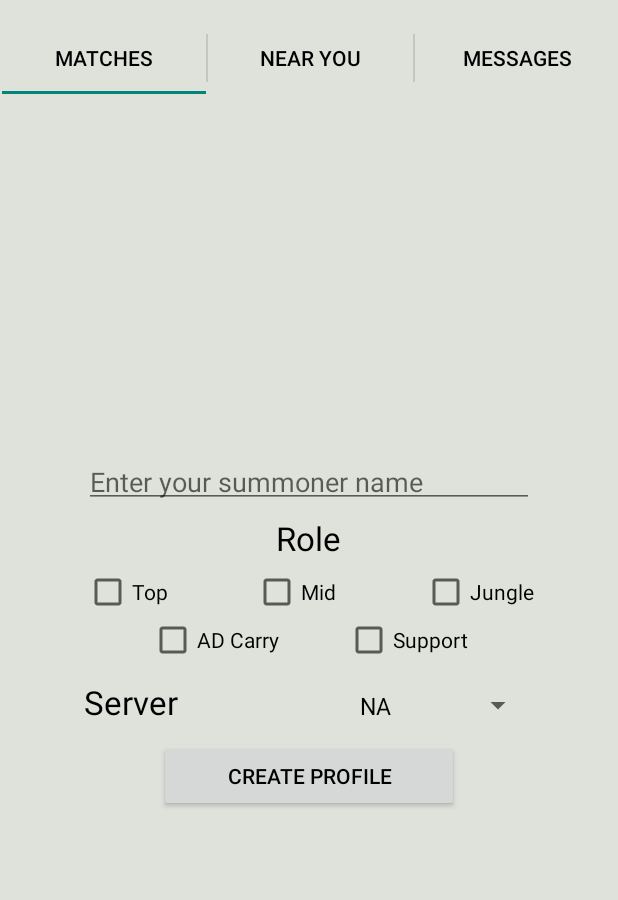
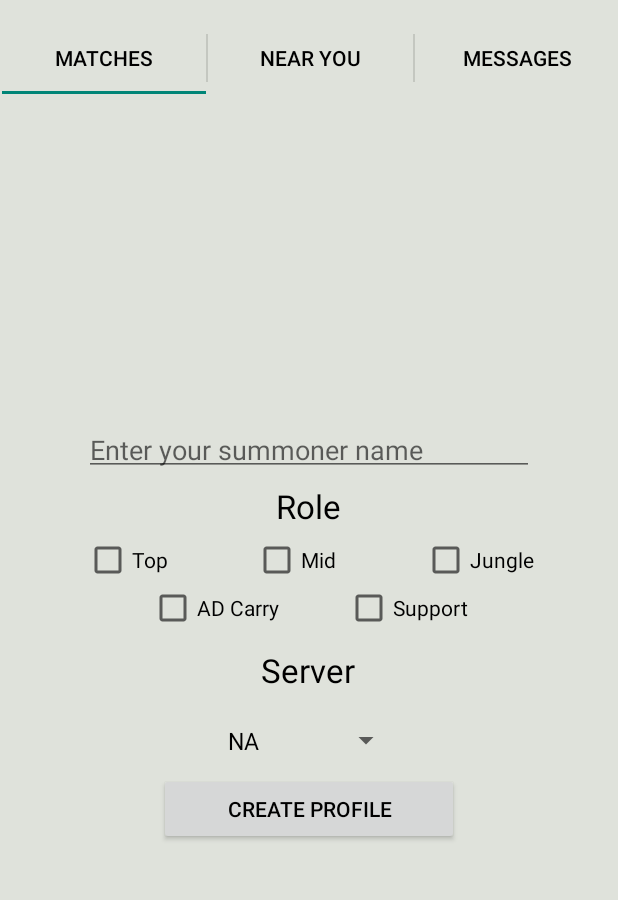
Before and after one commit to jmhwang7/Gamr, an Android app: the screen it shows after launch (FindGamesActivity), in the options menu, after a tap on "Settings", on a phone screen of 412 x 824 dp, the part 62-962 px from its top. Run offline under Robolectric (Android 15) with nearby library versions, the phone set to English and light mode, and no system bars; network calls fail.

Commit message:
Fixed some of the profile generation stuff.

```diff
--- a/app/src/main/java/com/gamr/gamr/FindGamesFragments/MatchesFragment.java
+++ b/app/src/main/java/com/gamr/gamr/FindGamesFragments/MatchesFragment.java
@@ -304,15 +304,18 @@ public class MatchesFragment extends Fragment implements View.OnClickListener{
 
         @Override
         protected Void doInBackground(Boolean... params) {
-            Server.respondToMatch(User.sUser.getAccountID(), mMatches.get(0).getMatchId(), params[0]);
+            if (mMatches != null && mMatches.size() != 0) {
+                Server.respondToMatch(User.sUser.getAccountID(), mMatches.get(0).getMatchId(), params[0]);
+            }
             return null;
         }
 
         @Override
         protected void onPostExecute(Void aVoid) {
-            Match m = mMatches.remove(0);
-            Log.d("Testing", m.getUsername());
-            updateTextFields();
+            if (mMatches != null && mMatches.size() > 0) {
+                Match m = mMatches.remove(0);
+                updateTextFields();
+            }
         }
     }
 }
--- a/app/src/main/java/com/gamr/gamr/Server/User.java
+++ b/app/src/main/java/com/gamr/gamr/Server/User.java
@@ -2,7 +2,6 @@ package com.gamr.gamr.Server;
 
 import android.content.Context;
 import android.os.AsyncTask;
-import android.util.Log;
 
 import com.gamr.gamr.Utils.AccountUtils;
 
@@ -141,9 +140,11 @@ public class User {
 
         @Override
         protected void onPostExecute(Profile profile) {
-            Log.d("Testing", mAccountID);
-            sUser.mProfileName = profile.getUsername();
-            sUser.mLeagueProfile = profile.getLeagueProfile();
+            if (profile != null) {
+                sUser.mProfileName = profile.getUsername();
+                sUser.mLeagueProfile = profile.getLeagueProfile();
+                sUser.mGames.add("League");
+            }
         }
     }
 }
--- a/app/src/main/res/layout/matches_fragment.xml
+++ b/app/src/main/res/layout/matches_fragment.xml
@@ -422,6 +422,11 @@
                 android:paddingTop="5dp"
                 android:layout_gravity="center_horizontal">
 
+                <LinearLayout
+                    android:layout_width="0dip"
+                    android:layout_height="fill_parent"
+                    android:layout_weight="1" />
+
                 <TextView
                     android:layout_width="wrap_content"
                     android:layout_height="wrap_content"
@@ -436,6 +441,21 @@
                     android:layout_height="fill_parent"
                     android:layout_weight="1" />
 
+            </LinearLayout>
+
+            <LinearLayout
+                android:orientation="horizontal"
+                android:layout_width="match_parent"
+                android:layout_height="wrap_content"
+                android:paddingBottom="5dp"
+                android:paddingTop="5dp"
+                android:layout_gravity="center_horizontal">
+
+                <LinearLayout
+                    android:layout_width="0dip"
+                    android:layout_height="fill_parent"
+                    android:layout_weight="1" />
+
                 <Spinner
                     android:layout_width="wrap_content"
                     android:layout_height="wrap_content"
@@ -443,6 +463,11 @@
                     android:entries="@array/server_dropdown"
                     android:paddingBottom="5dp"
                     android:paddingTop="5dp" />
+
+                <LinearLayout
+                    android:layout_width="0dip"
+                    android:layout_height="fill_parent"
+                    android:layout_weight="1" />
 
             </LinearLayout>
 
```
